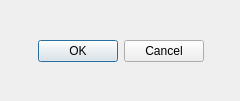
Hperigee/vocalMaximum, file UI/uiFiles/ResetConfirm.ui: the form before one commit.
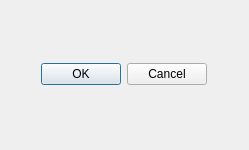
The form after the commit.

The edit to the form file:
```diff
--- a/UI/uiFiles/ResetConfirm.ui
+++ b/UI/uiFiles/ResetConfirm.ui
@@ -6,12 +6,12 @@
    <rect>
     <x>0</x>
     <y>0</y>
-    <width>240</width>
-    <height>101</height>
+    <width>249</width>
+    <height>150</height>
    </rect>
   </property>
   <property name="sizePolicy">
-   <sizepolicy hsizetype="Expanding" vsizetype="Expanding">
+   <sizepolicy hsizetype="Fixed" vsizetype="Expanding">
     <horstretch>0</horstretch>
     <verstretch>0</verstretch>
    </sizepolicy>
```
